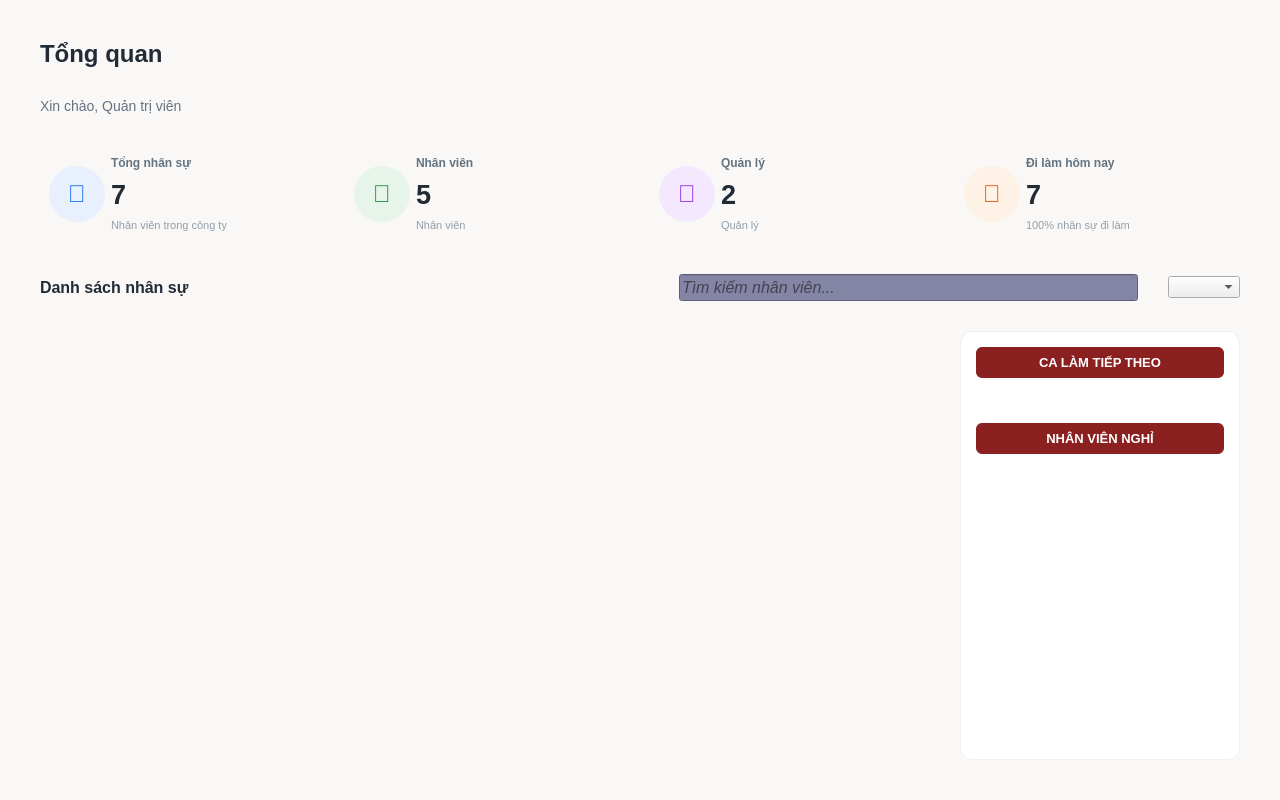
Old version of the form src/view/Dashboard_View.ui in the repository vttaan/OOP---Management-Application-Project.
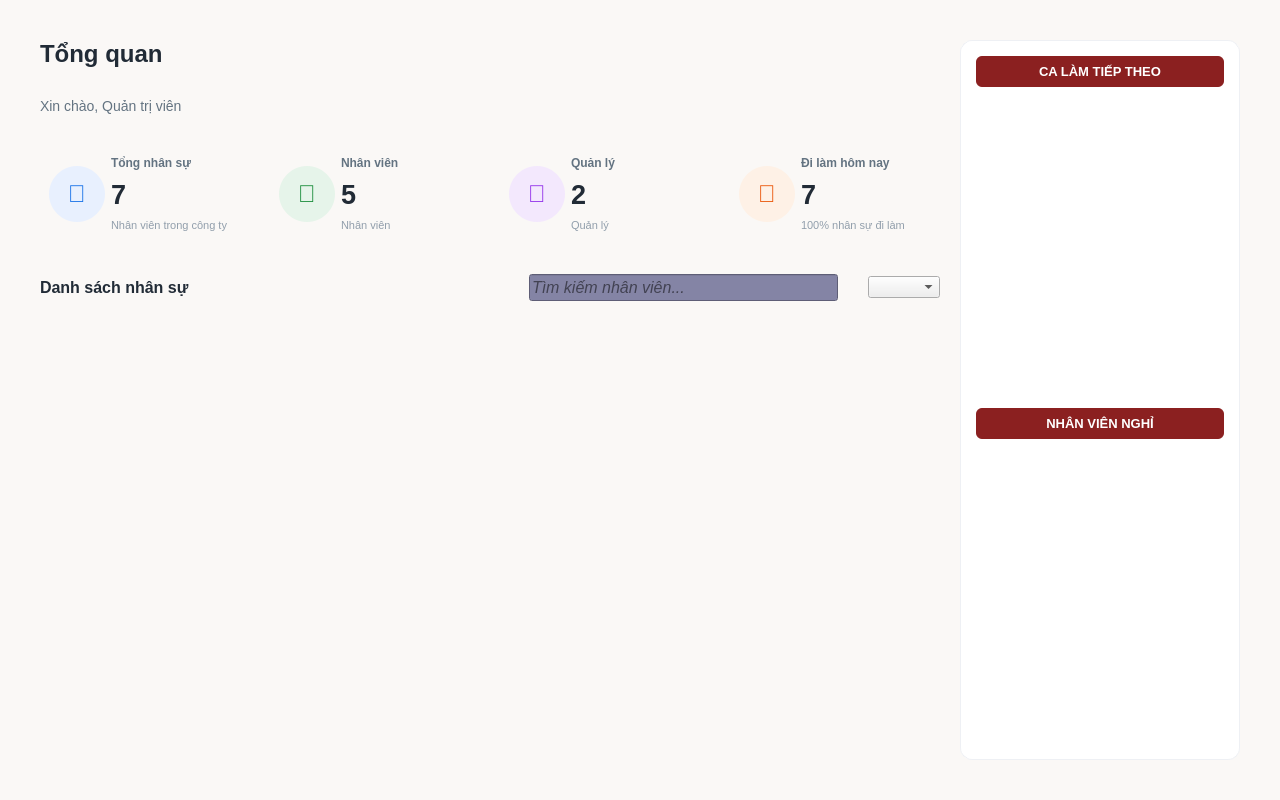
New version of the form.

Patch:
```diff
--- a/src/view/Dashboard_View.ui
+++ b/src/view/Dashboard_View.ui
@@ -103,22 +103,27 @@
       <string notr="true"/>
      </property>
      <widget class="QWidget" name="pageOverview">
-      <layout class="QVBoxLayout" name="verticalLayout_Content">
+      <layout class="QHBoxLayout" name="horizontalLayout_PageOverview">
+       <property name="spacing">
+        <number>20</number>
+       </property>
+       <property name="leftMargin">
+        <number>40</number>
+       </property>
+       <property name="topMargin">
+        <number>40</number>
+       </property>
+       <property name="rightMargin">
+        <number>40</number>
+       </property>
+       <property name="bottomMargin">
+        <number>40</number>
+       </property>
+       <item>
+        <layout class="QVBoxLayout" name="verticalLayout_LeftCol">
        <property name="spacing">
         <number>30</number>
        </property>
-       <property name="leftMargin">
-        <number>40</number>
-       </property>
-       <property name="topMargin">
-        <number>40</number>
-       </property>
-       <property name="rightMargin">
-        <number>40</number>
-       </property>
-       <property name="bottomMargin">
-        <number>40</number>
-       </property>
        <item>
         <layout class="QHBoxLayout" name="horizontalLayout_Header">
          <item>
@@ -504,11 +509,6 @@
         </layout>
        </item>
        <item>
-               <layout class="QHBoxLayout" name="horizontalLayout_MainContent">
-                <property name="spacing">
-                 <number>20</number>
-                </property>
-                <item>
                  <widget class="QScrollArea" name="scrollAreaEmployees">
                   <property name="widgetResizable">
                    <bool>true</bool>
@@ -528,6 +528,8 @@
                   </widget>
                  </widget>
                 </item>
+        </layout>
+       </item>
                 <item>
                  <widget class="QFrame" name="panelRight">
                   <property name="minimumSize">
@@ -593,12 +595,12 @@
                       <enum>Qt::Vertical</enum>
                      </property>
                      <property name="sizeType">
-                      <enum>QSizePolicy::Fixed</enum>
+             <enum>QSizePolicy::Expanding</enum>
                      </property>
                      <property name="sizeHint" stdset="0">
                       <size>
                        <width>20</width>
-                       <height>30</height>
+              <height>40</height>
                       </size>
                      </property>
                     </spacer>
@@ -644,8 +646,6 @@
                    </item>
                   </layout>
                  </widget>
-                </item>
-               </layout>
               </item>
       </layout>
      </widget>
```
Lines whose indentation alone changed are shown as unchanged.
